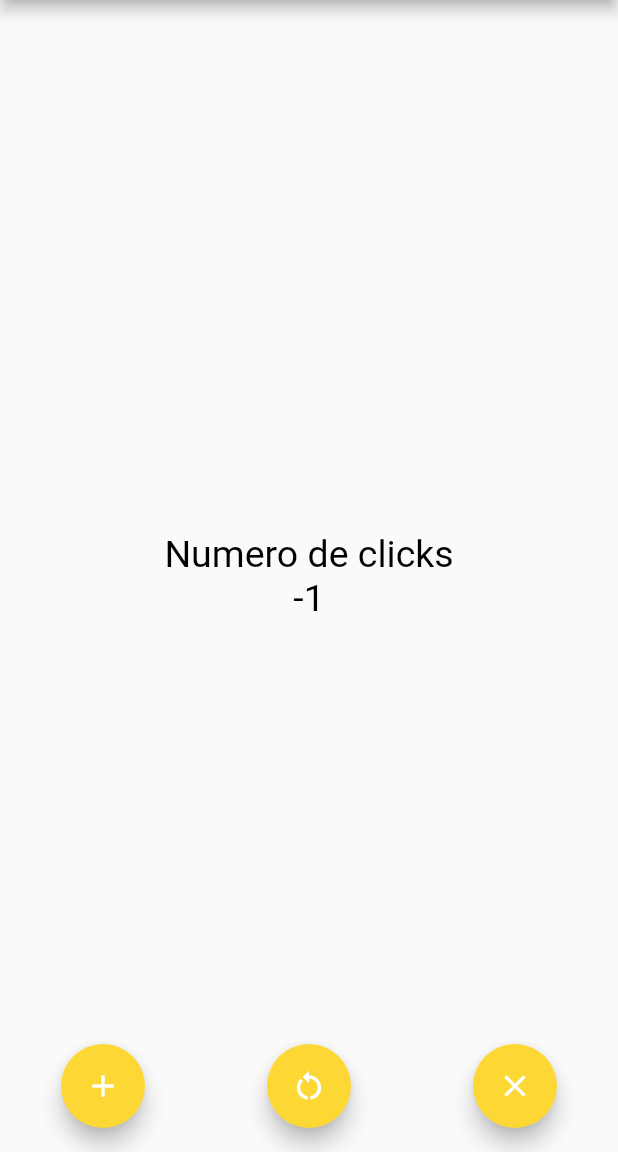
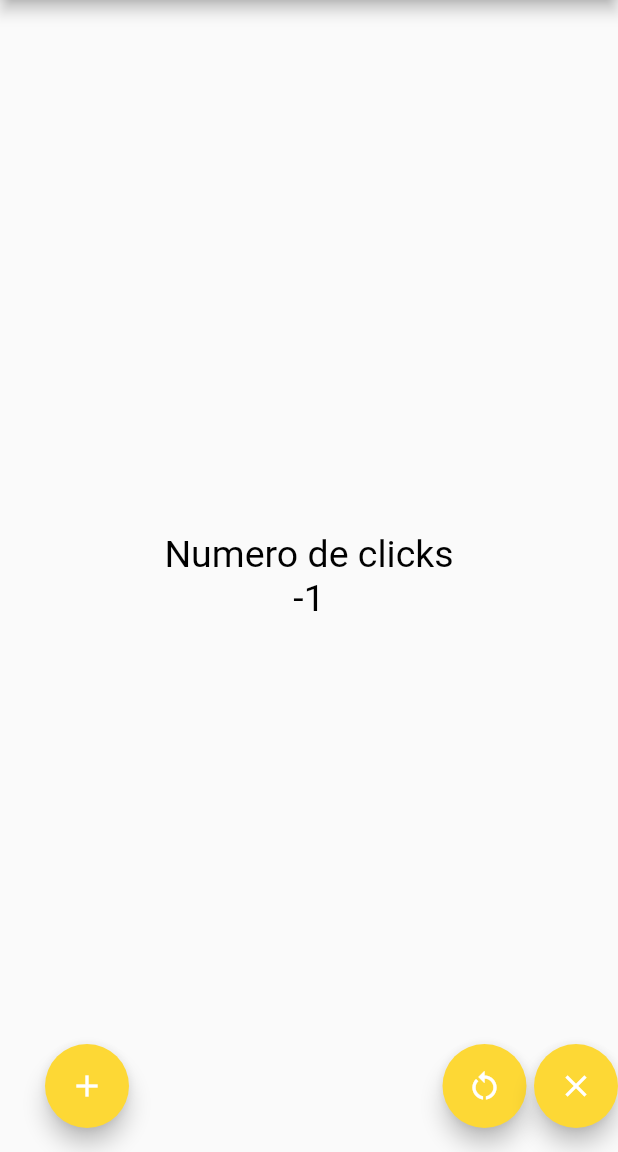
Before and after one commit to Vdymir/counter_app_flutter, a Flutter app: the screen it shows after launch, after a tap on the "add" icon, after a tap on the "restart alt" icon, after a tap on the "close" icon, on a phone screen of 412 x 824 dp, the part 84-1236 px from its top. Run offline on Flutter 3.47's test engine with Material 2 defaults, Android fonts, the phone set to English and light mode, and no system bars.

```diff
--- a/lib/src/screens/home_counter.dart
+++ b/lib/src/screens/home_counter.dart
@@ -30,42 +30,55 @@ class _CounterState extends State<CounterPage> {
             ),
             Text(
               "$counter",
-              style: TextStyle(color: Colors.black, fontSize: 25),
+              style: const TextStyle(color: Colors.black, fontSize: 25),
             )
           ],
         )),
         floatingActionButtonLocation: FloatingActionButtonLocation.centerFloat,
-        floatingActionButton: Row(
-          mainAxisAlignment: MainAxisAlignment.spaceAround,
+        floatingActionButton: _generateButtons());
+  }
+
+  Widget _generateButtons() {
+    return Row(
+      mainAxisAlignment: MainAxisAlignment.end,
       children: [
+        const SizedBox(width: 30),
         FloatingActionButton(
-              onPressed: () {
-                setState(() {
-                  counter++;
-                });
-              },
+          onPressed: _add,
           backgroundColor: Colors.yellow[600],
           child: const Icon(Icons.add),
         ),
+        const Expanded(child: SizedBox()),
         FloatingActionButton(
-              onPressed: () {
-                setState(() {
-                  counter = 0;
-                });
-              },
+          onPressed: _reset,
           backgroundColor: Colors.yellow[600],
           child: const Icon(Icons.restart_alt),
         ),
+        const SizedBox(width: 5),
         FloatingActionButton(
-              onPressed: () {
-                setState(() {
-                  counter--;
-                });
-              },
+          onPressed: _subtract,
           backgroundColor: Colors.yellow[600],
           child: const Icon(Icons.close),
         ),
       ],
-        ));
+    );
+  }
+
+  void _add() {
+    setState(() {
+      counter++;
+    });
+  }
+
+  void _reset() {
+    setState(() {
+      counter = 0;
+    });
+  }
+
+  void _subtract() {
+    setState(() {
+      counter--;
+    });
   }
 }
```
Lines whose indentation alone changed are shown as unchanged.
